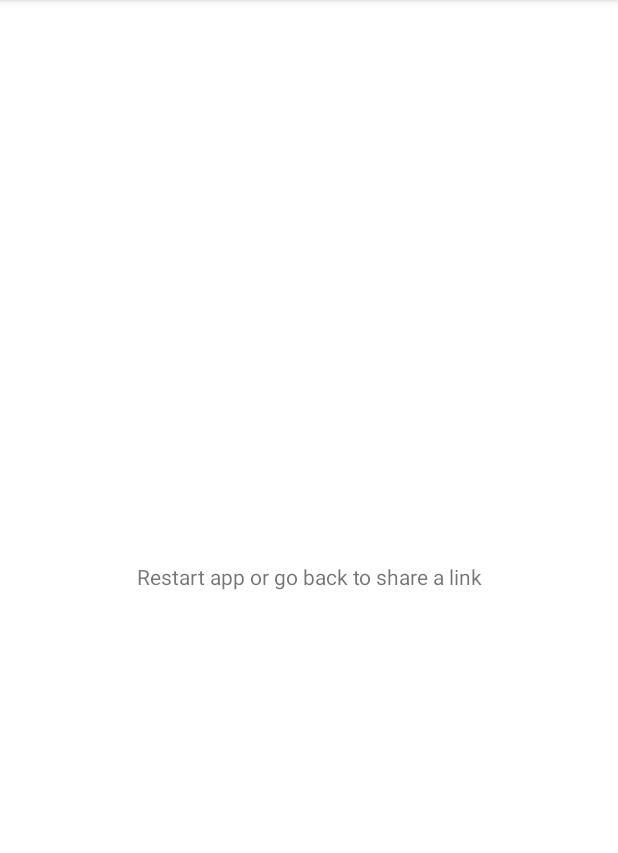
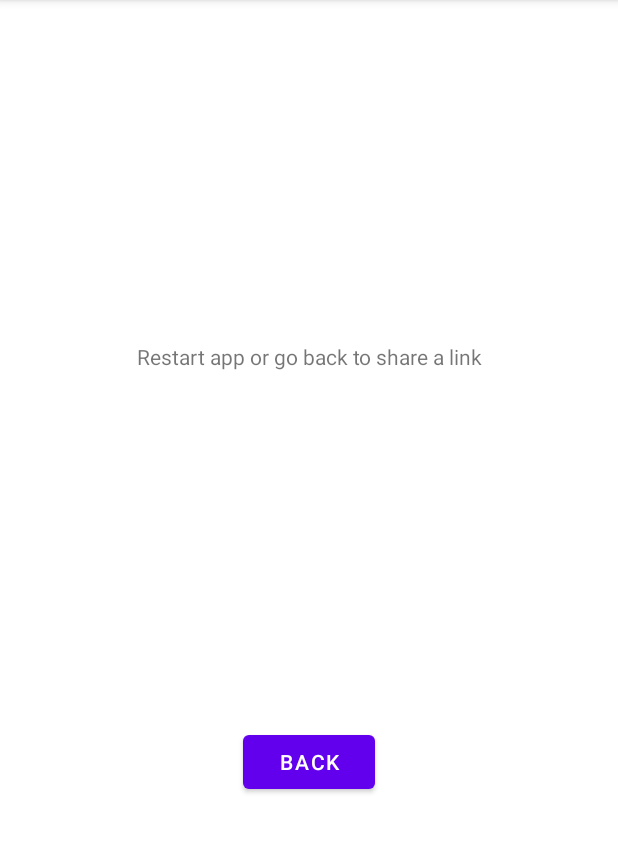
Before and after one commit to kyooryoo/Branch_Test, an Android app: the OtherActivity screen opened directly, with no data from a screen before it, on a phone screen of 412 x 824 dp, the part 84-937 px from its top. Run offline under Robolectric (Android 15) with nearby library versions, the phone set to English and light mode, and no system bars.

Commit message:
Polished UI

```diff
--- a/app/src/main/AndroidManifest.xml
+++ b/app/src/main/AndroidManifest.xml
@@ -24,7 +24,6 @@
         <activity
             android:name=".MainActivity"
             android:launchMode="singleTask"
-            android:label="@string/app_name"
             android:exported="true"
             android:theme="@style/Theme.Design.NoActionBar"
             android:screenOrientation="sensor">
--- a/app/src/main/java/com/example/myapplication/OtherActivity.java
+++ b/app/src/main/java/com/example/myapplication/OtherActivity.java
@@ -1,10 +1,12 @@
 package com.example.myapplication;
-
-import androidx.appcompat.app.AppCompatActivity;
 
 import android.content.Intent;
 import android.os.Bundle;
+import android.text.Html;
+import android.widget.Button;
 import android.widget.TextView;
+
+import androidx.appcompat.app.AppCompatActivity;
 
 public class OtherActivity extends AppCompatActivity {
 
@@ -15,12 +17,16 @@ public class OtherActivity extends AppCompatActivity {
 
         TextView textView = findViewById(R.id.textView);
         Intent intent = getIntent();
-        String text = "Restart app or go back to share a link";
         String link = intent.getStringExtra("link");
         String channel = intent.getStringExtra("channel");
-        if (link != null && channel != null) {
-            text = "Deep Link shared via " + channel + ":\n" + link;
-        }
-        textView.setText(text);
+        textView.setText(
+                (link != null && channel != null) ?
+                Html.fromHtml(String.format(
+                        "<b>Following URL shared via %s:</b><br>%s", channel, link)) :
+                "Restart app or go back to share a link"
+        );
+
+        Button backButton=findViewById(R.id.button2);
+        backButton.setOnClickListener(v -> finish());
     }
 }
--- a/app/src/main/res/layout/activity_main.xml
+++ b/app/src/main/res/layout/activity_main.xml
@@ -32,6 +32,7 @@
         android:minHeight="48dp"
         android:scrollHorizontally="false"
         android:text="@string/default_url"
+        android:textAlignment="center"
         app:layout_constraintBottom_toBottomOf="parent"
         app:layout_constraintEnd_toEndOf="parent"
         app:layout_constraintHorizontal_bias="1.0"
--- a/app/src/main/res/layout/activity_other.xml
+++ b/app/src/main/res/layout/activity_other.xml
@@ -18,7 +18,18 @@
         android:textAlignment="center"
         app:layout_constraintBottom_toBottomOf="parent"
         app:layout_constraintEnd_toEndOf="parent"
+        app:layout_constraintStart_toStartOf="parent"
+        app:layout_constraintTop_toTopOf="parent"
+        app:layout_constraintVertical_bias="0.300" />
+
+    <Button
+        android:id="@+id/button2"
+        android:layout_width="wrap_content"
+        android:layout_height="wrap_content"
+        android:text="@string/back"
+        app:layout_constraintBottom_toBottomOf="parent"
+        app:layout_constraintEnd_toEndOf="parent"
         app:layout_constraintHorizontal_bias="0.5"
         app:layout_constraintStart_toStartOf="parent"
-        app:layout_constraintTop_toTopOf="parent" />
+        app:layout_constraintTop_toBottomOf="@+id/textView" />
 </androidx.constraintlayout.widget.ConstraintLayout>
--- a/app/src/main/res/values/strings.xml
+++ b/app/src/main/res/values/strings.xml
@@ -6,4 +6,5 @@
     <string name="content_description">Input the URL you want to share</string>
     <string name="default_url">https://help.branch.io/developers-hub/docs/android-sdk-overview</string>
     <string name="hint">https://help.branch.io/developers-hub</string>
+    <string name="back">BACK</string>
 </resources>
```
Also changed, not shown: app/build.gradle (+5 -5 lines), app/src/main/java/com/example/myapplication/MainActivity.java (+18 -11 lines), build.gradle (+7 -3 lines), gradle/wrapper/gradle-wrapper.properties.
